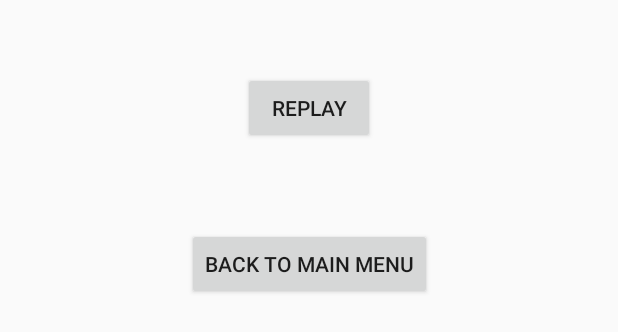
After one commit to CSSAC/Karyo-Virtual-Assistant, an Android app: the layout retry_mcq.xml on its own in the app's theme, with its tools: preview values and no code run, on a phone screen of 412 x 824 dp. The commit adds this screen. Shown: the top 332 px of the screen. Run offline under Robolectric (Android 15) with nearby library versions, the phone set to English and light mode, and no system bars.

Commit message:
Added Delay and Retry Screen and mcq Load Screen

```diff
--- /dev/null
+++ b/app/src/main/res/layout/retry_mcq.xml
@@ -0,0 +1,30 @@
+<?xml version="1.0" encoding="utf-8"?>
+<android.support.constraint.ConstraintLayout
+    xmlns:android="http://schemas.android.com/apk/res/android"
+    xmlns:app="http://schemas.android.com/apk/res-auto"
+    xmlns:tools="http://schemas.android.com/tools"
+    android:layout_width="match_parent"
+    android:layout_height="match_parent">
+
+    <Button
+        android:id="@+id/idRetryBtn"
+        android:layout_width="wrap_content"
+        android:layout_height="wrap_content"
+        android:layout_marginTop="48dp"
+        android:onClick="retryLevel"
+        android:text="Replay"
+        app:layout_constraintLeft_toLeftOf="parent"
+        app:layout_constraintRight_toRightOf="parent"
+        app:layout_constraintTop_toTopOf="parent" />
+
+    <Button
+        android:id="@+id/idBackBtn"
+        android:layout_width="wrap_content"
+        android:layout_height="wrap_content"
+        android:layout_marginTop="56dp"
+        android:onClick="backToMainMenu"
+        android:text="Back to Main Menu"
+        app:layout_constraintLeft_toLeftOf="parent"
+        app:layout_constraintRight_toRightOf="parent"
+        app:layout_constraintTop_toBottomOf="@+id/idRetryBtn" />
+</android.support.constraint.ConstraintLayout>
--- a/app/src/main/res/values/styles.xml
+++ b/app/src/main/res/values/styles.xml
@@ -12,5 +12,6 @@
     <style name="MyTheme"  parent="Theme.AppCompat.Light.NoActionBar">
         <item name="android:windowNoTitle">true</item>
         <item name="android:windowFullscreen">true</item>
+        <item name="android:windowAnimationStyle">@null</item>
     </style>
 </resources>
```
Also changed, not shown: app/src/main/java/org/cssac/karyovirtualassistantforautistickids/MCQGameActivity.java (+120 -44 lines), app/src/main/res/layout-land/activity_mcqgame.xml (+3 -15 lines), app/src/main/res/layout/load_game_screen.xml (added, +19 -0 lines).
